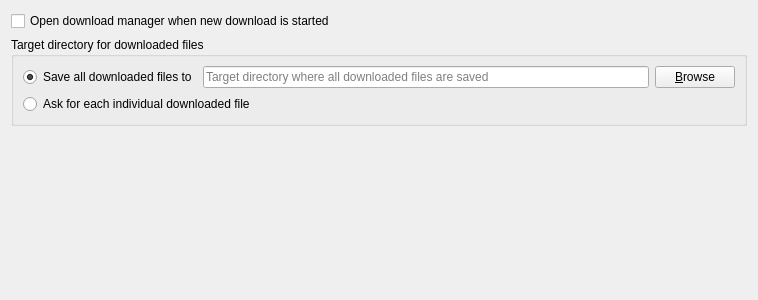
Above: src/gui/settings/settingsdownloads.ui from martinrotter/rssguard before the change. Below: the same form after it.
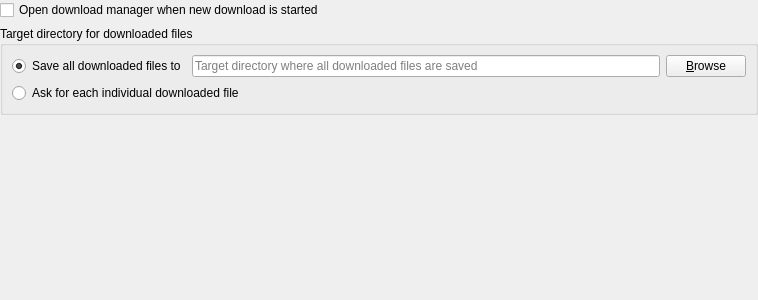
That is the form after the change.

Patch:
```diff
--- a/src/gui/settings/settingsdownloads.ui
+++ b/src/gui/settings/settingsdownloads.ui
@@ -11,6 +11,18 @@
    </rect>
   </property>
   <layout class="QFormLayout" name="formLayout">
+   <property name="leftMargin">
+    <number>0</number>
+   </property>
+   <property name="topMargin">
+    <number>0</number>
+   </property>
+   <property name="rightMargin">
+    <number>0</number>
+   </property>
+   <property name="bottomMargin">
+    <number>0</number>
+   </property>
    <item row="0" column="0">
     <widget class="QCheckBox" name="m_checkOpenManagerWhenDownloadStarts">
      <property name="text">
```
